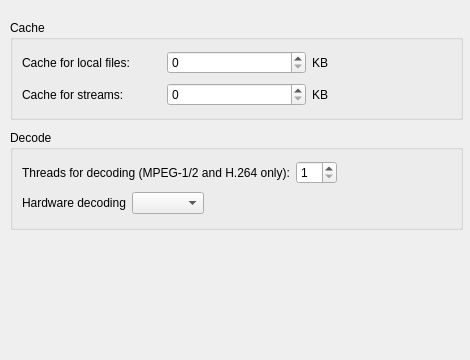
First picture: the form in src/merge/prefperformance.ui, repository milislinux-topluluk/Milis-Video, before the edit.
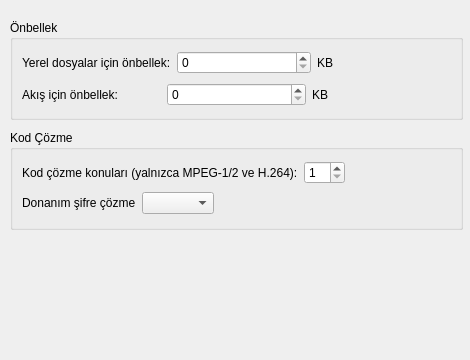
Second picture: the form after the edit.

The edit to the form file:
```diff
--- a/src/merge/prefperformance.ui
+++ b/src/merge/prefperformance.ui
@@ -23,7 +23,7 @@
     </rect>
    </property>
    <property name="title">
-    <string>Cache</string>
+    <string>Önbellek</string>
    </property>
    <layout class="QVBoxLayout" name="verticalLayout">
     <item>
@@ -46,7 +46,7 @@
       <item>
        <widget class="QLabel" name="cache_local_label">
         <property name="text">
-         <string>Cache for local files:</string>
+         <string>Yerel dosyalar için önbellek:</string>
         </property>
         <property name="buddy">
          <cstring>cache_files_spin</cstring>
@@ -74,7 +74,7 @@
       <item>
        <widget class="QLabel" name="cache_streams_label">
         <property name="text">
-         <string>Cache for streams:</string>
+         <string>Akış için önbellek:</string>
         </property>
         <property name="buddy">
          <cstring>cache_streams_spin</cstring>
@@ -109,7 +109,7 @@
     </rect>
    </property>
    <property name="title">
-    <string>Decode</string>
+    <string>Kod Çözme</string>
    </property>
    <layout class="QVBoxLayout" name="verticalLayout_2">
     <item>
@@ -132,7 +132,7 @@
       <item>
        <widget class="QLabel" name="thread_label">
         <property name="text">
-         <string>Threads for decoding (MPEG-1/2 and H.264 only):</string>
+         <string>Kod çözme konuları (yalnızca MPEG-1/2 ve H.264):</string>
         </property>
        </widget>
       </item>
@@ -169,7 +169,7 @@
       <item>
        <widget class="QLabel" name="hd_decode_label">
         <property name="text">
-         <string>Hardware decoding</string>
+         <string>Donanım şifre çözme</string>
         </property>
        </widget>
       </item>
```
